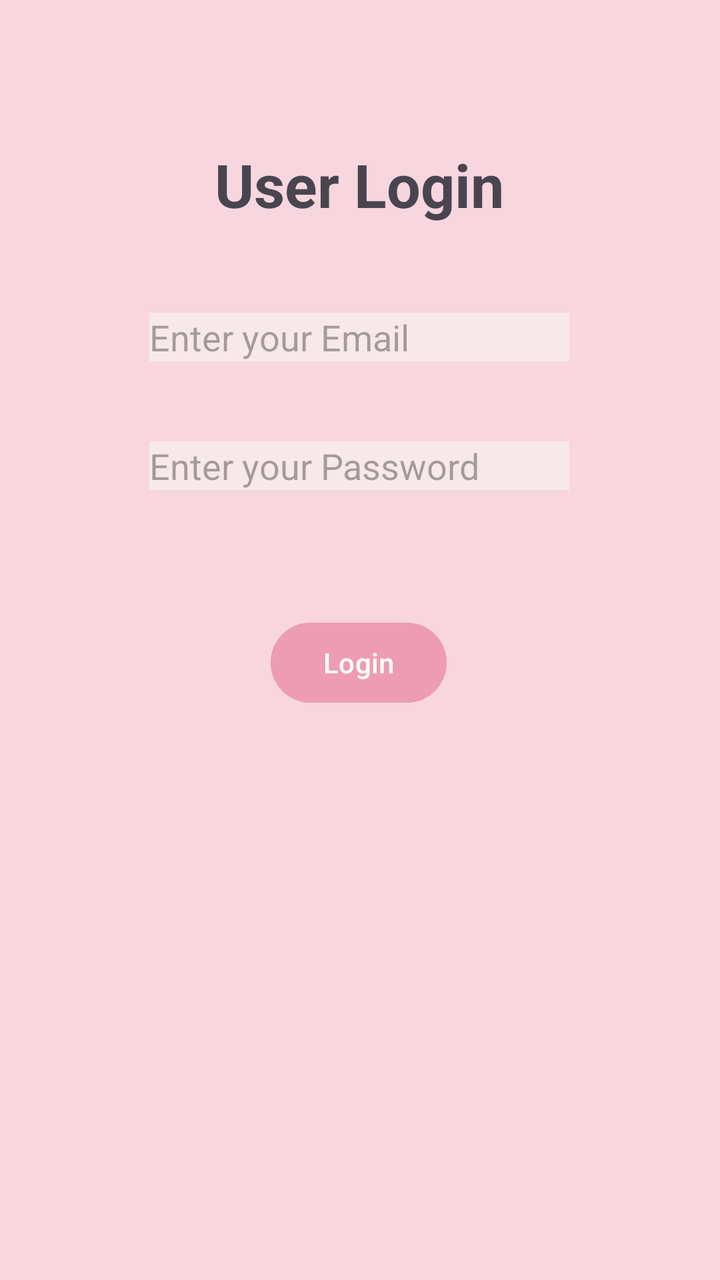
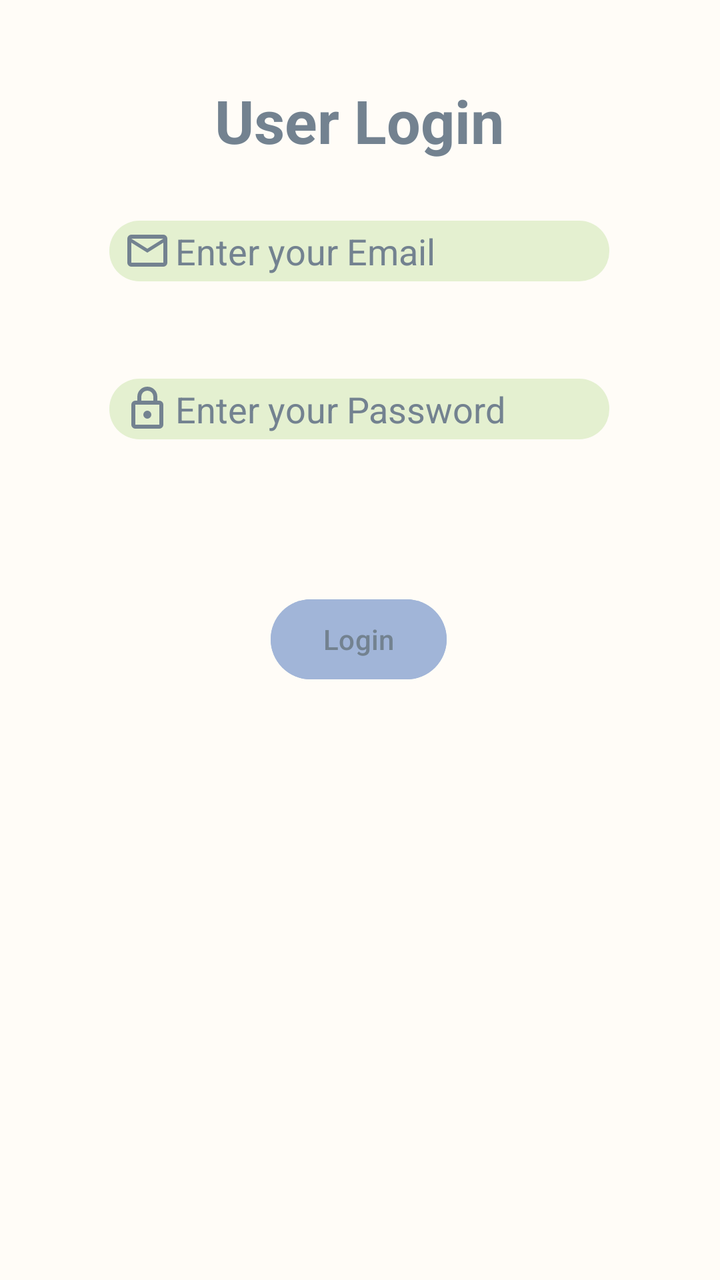

Before-and-after screenshots of an Android layout around one commit, followed by the original layout XML and the change that was made.
<!-- AndroidManifest.xml: application theme Theme.MyApp -->
<!-- res/layout/activity_login_in.xml -->
<?xml version="1.0" encoding="utf-8"?>
<androidx.constraintlayout.widget.ConstraintLayout xmlns:android="http://schemas.android.com/apk/res/android"
    xmlns:app="http://schemas.android.com/apk/res-auto"
    xmlns:tools="http://schemas.android.com/tools"
    android:id="@+id/main"
    android:layout_width="match_parent"
    android:layout_height="match_parent"
    android:background="#F8D6DF"
    tools:context=".LoginInActivity">

    <TextView
        android:id="@+id/headerTextView"
        android:layout_width="wrap_content"
        android:layout_height="wrap_content"
        android:layout_marginTop="72dp"
        android:text="User Login"
        android:textSize="30sp"
        android:textStyle="bold"
        app:layout_constraintEnd_toEndOf="parent"
        app:layout_constraintHorizontal_bias="0.498"
        app:layout_constraintStart_toStartOf="parent"
        app:layout_constraintTop_toTopOf="parent" />

    <EditText
        android:id="@+id/loginEmailText"
        android:layout_width="wrap_content"
        android:layout_height="wrap_content"
        android:layout_marginTop="44dp"
        android:background="#F7E8EA"
        android:ems="10"
        android:hint="Enter your Email"
        android:inputType="textEmailAddress"
        app:layout_constraintEnd_toEndOf="parent"
        app:layout_constraintHorizontal_bias="0.497"
        app:layout_constraintStart_toStartOf="parent"
        app:layout_constraintTop_toBottomOf="@+id/headerTextView" />

    <EditText
        android:id="@+id/passwordLoginText"
        android:layout_width="wrap_content"
        android:layout_height="wrap_content"
        android:layout_marginTop="40dp"
        android:background="#F7E8EA"
        android:ems="10"
        android:hint="Enter your Password"
        android:inputType="textPassword"
        app:layout_constraintEnd_toEndOf="parent"
        app:layout_constraintHorizontal_bias="0.497"
        app:layout_constraintStart_toStartOf="parent"
        app:layout_constraintTop_toBottomOf="@+id/loginEmailText" />

    <Button
        android:id="@+id/loginButton"
        android:layout_width="wrap_content"
        android:layout_height="wrap_content"
        android:backgroundTint="#ED9CB4"
        android:text="Login"
        app:layout_constraintBottom_toBottomOf="parent"
        app:layout_constraintEnd_toEndOf="parent"
        app:layout_constraintHorizontal_bias="0.498"
        app:layout_constraintStart_toStartOf="parent"
        app:layout_constraintTop_toBottomOf="@+id/passwordLoginText"
        app:layout_constraintVertical_bias="0.18" />
</androidx.constraintlayout.widget.ConstraintLayout>
<!-- resources referenced by this layout -->
<resources>
  <style name="Theme.MyApp" parent="Base.Theme.MyApp" />
  <style name="Base.Theme.MyApp" parent="Theme.Material3.DayNight.NoActionBar">
          
          
      </style>
</resources>

<!-- the commit's change to res/layout/activity_login_in.xml (unified diff, before → after) -->
@@ -5,15 +5,16 @@
     android:id="@+id/main"
     android:layout_width="match_parent"
     android:layout_height="match_parent"
-    android:background="#F8D6DF"
+    android:background="#FFFCF7"
     tools:context=".LoginInActivity">
 
     <TextView
         android:id="@+id/headerTextView"
         android:layout_width="wrap_content"
         android:layout_height="wrap_content"
-        android:layout_marginTop="72dp"
+        android:layout_marginTop="40dp"
         android:text="User Login"
+        android:textColor="#738290"
         android:textSize="30sp"
         android:textStyle="bold"
         app:layout_constraintEnd_toEndOf="parent"
@@ -23,42 +24,85 @@
 
     <EditText
         android:id="@+id/loginEmailText"
-        android:layout_width="wrap_content"
+        android:layout_width="250dp"
         android:layout_height="wrap_content"
-        android:layout_marginTop="44dp"
-        android:background="#F7E8EA"
+        android:layout_marginTop="30dp"
+        android:background="@drawable/signuptextview"
+        android:drawableLeft="@drawable/mail"
+        android:drawablePadding="2dp"
+        android:paddingStart="7dp"
+        android:paddingTop="3dp"
+        android:paddingEnd="5dp"
+        android:paddingBottom="3dp"
         android:ems="10"
         android:hint="Enter your Email"
         android:inputType="textEmailAddress"
+        android:textColorHint="#738290"
+        android:textColor="#738290"
         app:layout_constraintEnd_toEndOf="parent"
         app:layout_constraintHorizontal_bias="0.497"
         app:layout_constraintStart_toStartOf="parent"
         app:layout_constraintTop_toBottomOf="@+id/headerTextView" />
 
+    <TextView
+        android:id="@+id/loginError1"
+        android:layout_width="wrap_content"
+        android:layout_height="wrap_content"
+        android:layout_marginTop="10dp"
+        android:textColor="#738290"
+        android:textSize="10sp"
+        app:layout_constraintEnd_toEndOf="parent"
+        app:layout_constraintHorizontal_bias="0.0"
+        app:layout_constraintStart_toStartOf="@+id/loginEmailText"
+        app:layout_constraintTop_toBottomOf="@+id/loginEmailText" />
+
     <EditText
         android:id="@+id/passwordLoginText"
-        android:layout_width="wrap_content"
+        android:layout_width="250dp"
         android:layout_height="wrap_content"
-        android:layout_marginTop="40dp"
-        android:background="#F7E8EA"
+        android:layout_marginTop="25dp"
+        android:background="@drawable/signuptextview"
+        android:drawableLeft="@drawable/lock"
+        android:drawablePadding="2dp"
         android:ems="10"
         android:hint="Enter your Password"
         android:inputType="textPassword"
+        android:paddingStart="7dp"
+        android:paddingTop="3dp"
+        android:paddingEnd="5dp"
+        android:paddingBottom="3dp"
+        android:textColor="#738290"
+        android:textColorHint="#738290"
         app:layout_constraintEnd_toEndOf="parent"
-        app:layout_constraintHorizontal_bias="0.497"
+        app:layout_constraintHorizontal_bias="0.496"
         app:layout_constraintStart_toStartOf="parent"
-        app:layout_constraintTop_toBottomOf="@+id/loginEmailText" />
+        app:layout_constraintTop_toBottomOf="@+id/loginError1" />
+
+    <TextView
+        android:id="@+id/loginError2"
+        android:layout_width="wrap_content"
+        android:layout_height="wrap_content"
+        android:layout_marginTop="10dp"
+        android:textColor="#738290"
+        android:textSize="10sp"
+        app:layout_constraintEnd_toEndOf="parent"
+        app:layout_constraintHorizontal_bias="0.0"
+        app:layout_constraintStart_toStartOf="@+id/passwordLoginText"
+        app:layout_constraintTop_toBottomOf="@+id/passwordLoginText" />
 
     <Button
         android:id="@+id/loginButton"
         android:layout_width="wrap_content"
         android:layout_height="wrap_content"
-        android:backgroundTint="#ED9CB4"
+        android:backgroundTint="#A1B5D8"
         android:text="Login"
+        android:textColor="#738290"
         app:layout_constraintBottom_toBottomOf="parent"
         app:layout_constraintEnd_toEndOf="parent"
         app:layout_constraintHorizontal_bias="0.498"
         app:layout_constraintStart_toStartOf="parent"
-        app:layout_constraintTop_toBottomOf="@+id/passwordLoginText"
-        app:layout_constraintVertical_bias="0.18" />
+        app:layout_constraintTop_toBottomOf="@+id/loginError2"
+        app:layout_constraintVertical_bias="0.15" />
+
+
 </androidx.constraintlayout.widget.ConstraintLayout>
<!-- resource entries referenced after the edit -->
@@ -1,5 +1,24 @@
 <!-- resources referenced by this layout -->
 <resources>
+  <!-- drawable lock (drawable) -->
+  <vector xmlns:android="http://schemas.android.com/apk/res/android" android:height="24dp" android:tint="#738290" android:viewportHeight="960" android:viewportWidth="960" android:width="24dp">
+        
+      <path android:fillColor="@android:color/white" android:pathData="M240,880Q207,880 183.5,856.5Q160,833 160,800L160,400Q160,367 183.5,343.5Q207,320 240,320L280,320L280,240Q280,157 338.5,98.5Q397,40 480,40Q563,40 621.5,98.5Q680,157 680,240L680,320L720,320Q753,320 776.5,343.5Q800,367 800,400L800,800Q800,833 776.5,856.5Q753,880 720,880L240,880ZM240,800L720,800Q720,800 720,800Q720,800 720,800L720,400Q720,400 720,400Q720,400 720,400L240,400Q240,400 240,400Q240,400 240,400L240,800Q240,800 240,800Q240,800 240,800ZM536.5,656.5Q560,633 560,600Q560,567 536.5,543.5Q513,520 480,520Q447,520 423.5,543.5Q400,567 400,600Q400,633 423.5,656.5Q447,680 480,680Q513,680 536.5,656.5ZM360,320L600,320L600,240Q600,190 565,155Q530,120 480,120Q430,120 395,155Q360,190 360,240L360,320ZM240,800Q240,800 240,800Q240,800 240,800L240,400Q240,400 240,400Q240,400 240,400L240,400Q240,400 240,400Q240,400 240,400L240,800Q240,800 240,800Q240,800 240,800Z"/>
+      
+  </vector>
+  <!-- drawable mail (drawable) -->
+  <vector xmlns:android="http://schemas.android.com/apk/res/android" android:height="24dp" android:tint="#738290" android:viewportHeight="960" android:viewportWidth="960" android:width="24dp">
+        
+      <path android:fillColor="@android:color/white" android:pathData="M160,800Q127,800 103.5,776.5Q80,753 80,720L80,240Q80,207 103.5,183.5Q127,160 160,160L800,160Q833,160 856.5,183.5Q880,207 880,240L880,720Q880,753 856.5,776.5Q833,800 800,800L160,800ZM480,520L160,320L160,720Q160,720 160,720Q160,720 160,720L800,720Q800,720 800,720Q800,720 800,720L800,320L480,520ZM480,440L800,240L160,240L480,440ZM160,320L160,240L160,240L160,320L160,720Q160,720 160,720Q160,720 160,720L160,720Q160,720 160,720Q160,720 160,720L160,320Z"/>
+      
+  </vector>
+  <!-- drawable signuptextview (drawable) -->
+  <?xml version="1.0" encoding="utf-8"?>
+  <shape xmlns:android="http://schemas.android.com/apk/res/android"
+      android:shape="rectangle">
+      <solid android:color="#E4F0D0" />
+      <corners android:radius="15dp"/>
+  </shape>
   <style name="Theme.MyApp" parent="Base.Theme.MyApp" />
   <style name="Base.Theme.MyApp" parent="Theme.Material3.DayNight.NoActionBar">
           
